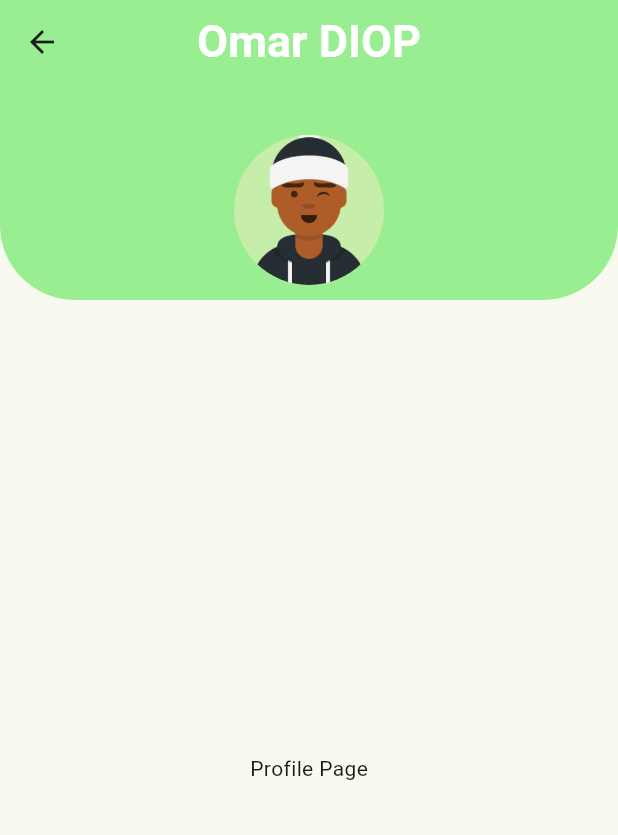
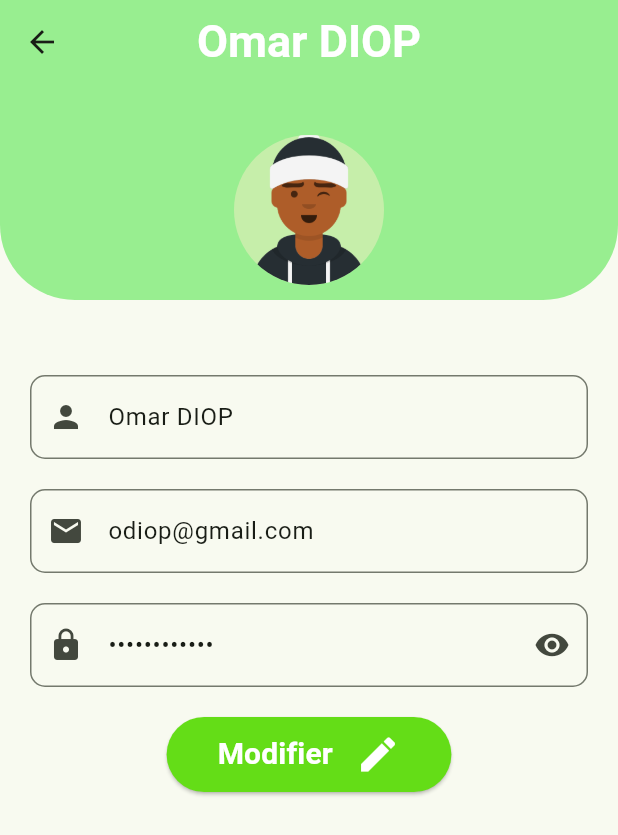
Before and after one commit to OmarDIOP0/tasker-app-force-n, a Flutter app: the ProfilePage screen opened directly, on a phone screen of 412 x 824 dp. Shown: the top 835 px of the screen. Run offline on Flutter 3.47's test engine with Material 3 defaults, Android fonts, the light colour scheme and no system bars.

Commit message:
profile page

```diff
--- a/lib/main.dart
+++ b/lib/main.dart
@@ -21,7 +21,7 @@ class MyApp extends StatelessWidget {
         colorScheme: ColorScheme.fromSeed(seedColor: lightgreenColor),
         useMaterial3: true,
       ),
-      initialRoute: '/onBoarding',
+      initialRoute: '/',
       onGenerateRoute: RouteGenerator.generateRoute,
     );
   }
--- a/lib/screen/profile/profile_page.dart
+++ b/lib/screen/profile/profile_page.dart
@@ -1,5 +1,7 @@
 import 'package:flutter/material.dart';
 import 'package:tasker/constantes/colors.dart';
+import 'package:tasker/widget/ui_custom_profile_form.dart';
+import 'package:tasker/widget/ui_custom_profile_password.dart';
 class ProfilePage extends StatefulWidget {
   const ProfilePage({Key? key}) : super(key: key);
 
@@ -35,9 +37,48 @@ class _ProfilePageState extends State<ProfilePage> {
             ),
           ),
         ),
-      body: const Center(
-        child: Text("Profile Page"),
+        body: SingleChildScrollView(
+          child: Column(
+            children: [
+              const SizedBox(height: 50),
+              const UICustumProfileForm(
+                  value: "Omar DIOP",
+                  comment: "utilisateur",
+                  icon: Icon(Icons.person)
               ),
+              const SizedBox(height: 20),
+              const UICustumProfileForm(
+                  value: "odiop@gmail.com",
+                  comment: "email",
+                  icon: Icon(Icons.mail)
+              ),
+              const SizedBox(height: 20),
+              const UICustomProfilePassword(
+                  password: "omardiop1234"
+              ),
+              const SizedBox(height: 20),
+              ElevatedButton(
+                style: ElevatedButton.styleFrom(
+                  primary: lightgreenColor
+                ),
+                onPressed: (){
+                  print("modifier");
+                },
+                child: const Padding(
+                  padding:EdgeInsets.all(10),
+                  child:Row(
+                    mainAxisSize: MainAxisSize.min,
+                    children: [
+                      Text('Modifier ',style: TextStyle(fontSize: 20,fontWeight: FontWeight.bold,color: Colors.white),),
+                      SizedBox(width: 10),
+                      Icon(Icons.edit,color: Colors.white,size: 30,),
+                    ],
+                  ),
+                ),
+              )
+            ],
+          ),
+        )
     );
   }
 }
--- /dev/null
+++ b/lib/widget/ui_custom_profile_form.dart
@@ -0,0 +1,30 @@
+import 'package:flutter/material.dart';
+class UICustumProfileForm extends StatelessWidget {
+  final String value;
+  final Icon icon;
+  final String comment;
+  const UICustumProfileForm({Key? key, required this.value, required this.comment,required this.icon}) : super(key: key);
+
+  @override
+  Widget build(BuildContext context) {
+    return Padding(
+        padding:const EdgeInsets.only(left: 20,right: 20),
+        child:Row(
+          children: [
+            Expanded(
+              child: TextFormField(
+                initialValue: value,
+                decoration: InputDecoration(
+                    prefixIcon: icon,
+                    hintText: comment,
+                    border:  OutlineInputBorder(
+                        borderRadius: BorderRadius.circular(10)
+                    )
+                ),
+              ),
+            )
+          ],
+        )
+    );
+  }
+}
--- /dev/null
+++ b/lib/widget/ui_custom_profile_password.dart
@@ -0,0 +1,40 @@
+import 'package:flutter/material.dart';
+
+class UICustomProfilePassword extends StatefulWidget {
+  final String password;
+  const UICustomProfilePassword({Key? key, required this.password}) : super(key: key);
+
+  @override
+  State<UICustomProfilePassword> createState() => _UICustomProfilePasswordState();
+}
+
+class _UICustomProfilePasswordState extends State<UICustomProfilePassword> {
+  bool _obscureText=true;
+  void _togglePasswordVisibility(){
+    setState(() {
+      _obscureText=!_obscureText;
+    });
+}
+
+  @override
+  Widget build(BuildContext context) {
+    return Padding(
+      padding:const EdgeInsets.only(left: 20,right: 20),
+      child: TextFormField(
+          initialValue: widget.password,
+          obscureText: _obscureText,
+          decoration: InputDecoration(
+              prefixIcon: const Icon(Icons.lock),
+              hintText: "password",
+              border: OutlineInputBorder(
+                  borderRadius: BorderRadius.circular(10)
+              ),
+              suffixIcon:IconButton(
+                  onPressed: _togglePasswordVisibility,
+                  icon: Icon(_obscureText? Icons.visibility:Icons.visibility_off)
+              )
+          ),
+      ),
+    );
+  }
+}
```
Lines whose indentation alone changed are shown as unchanged.
